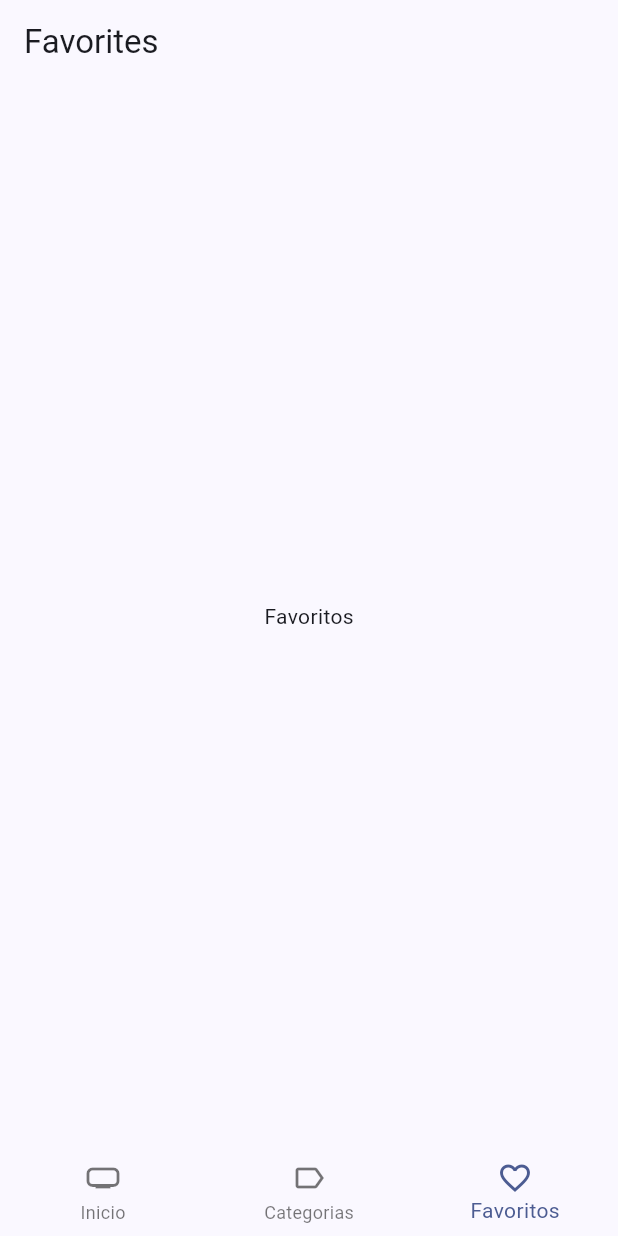
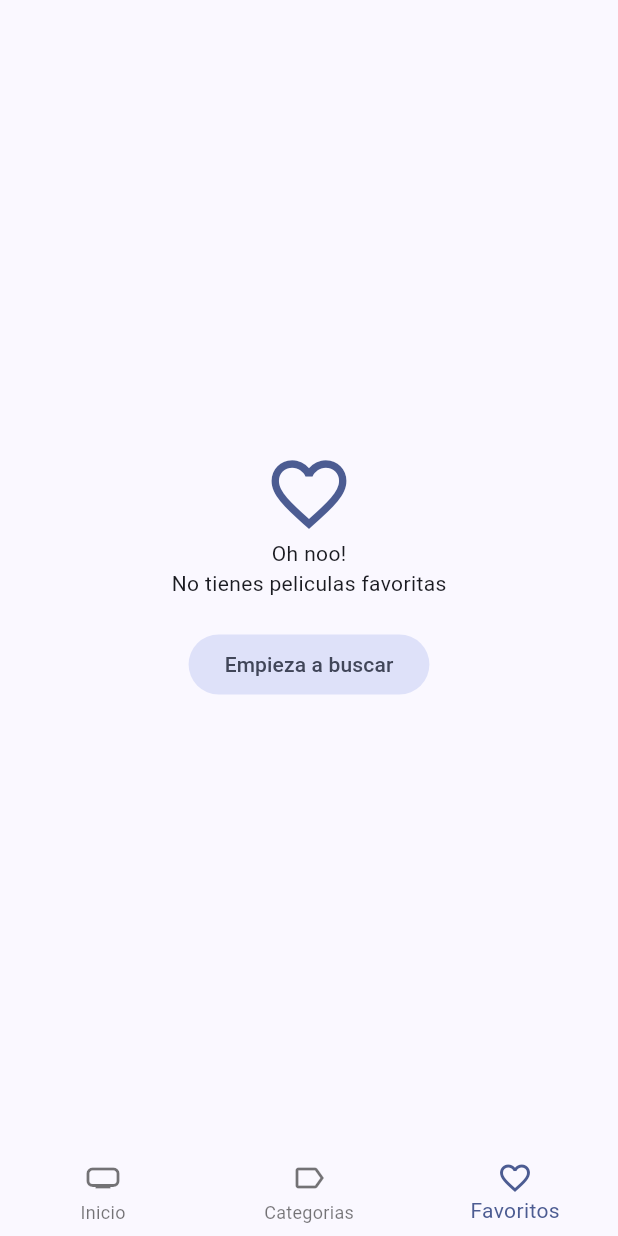
Before and after one commit to Dave-Gom/p_peliculas_App, a Flutter app: the screen it shows after launch, item 3 of the bottom bar chosen, on a phone screen of 412 x 824 dp. Run offline on Flutter 3.47's test engine with Material 3 defaults, Android fonts, the phone set to English and light mode, and no system bars; our stand-ins replace animate_do, card_swiper, dio, flutter_dotenv, flutter_riverpod, go_router and 1 more; accounts and stored records are empty; generated files the repository leaves out were written again; network calls fail.

Commit message:
favoritos listo

```diff
--- a/lib/presentation/views/movies/favortes_view.dart
+++ b/lib/presentation/views/movies/favortes_view.dart
@@ -1,16 +1,74 @@
 import 'package:flutter/material.dart';
+import 'package:flutter_riverpod/flutter_riverpod.dart';
+import 'package:go_router/go_router.dart';
+import 'package:p_peliculas_app/presentation/providers/storage/favorite_movies_provider.dart';
+import 'package:p_peliculas_app/presentation/widgets/widgets.dart';
 
-class FavoritesView extends StatelessWidget {
+class FavoritesView extends ConsumerStatefulWidget {
   const FavoritesView({super.key});
 
   @override
+  FavoritesViewState createState() => FavoritesViewState();
+}
+
+class FavoritesViewState extends ConsumerState<FavoritesView> {
+  bool isLoading = false;
+  bool isLastPage = false;
+
+  void loadNextPage() async {
+    if (isLoading || isLastPage) return;
+    isLoading = true;
+    final movies =
+        await ref.read(favoriteMoviesProvider.notifier).loadNextPage();
+    isLoading = false;
+    if (movies.isEmpty) {
+      isLastPage = true;
+    }
+  }
+
+  @override
+  void initState() {
+    super.initState();
+
+    ref.read(favoriteMoviesProvider.notifier).loadNextPage();
+  }
+
+  @override
   Widget build(BuildContext context) {
+    final favoritesMovies = ref.watch(favoriteMoviesProvider).values.toList();
+
+    if (favoritesMovies.isEmpty) {
+      final colors = Theme.of(context).colorScheme;
+
+      return Center(
+        child: Column(
+          crossAxisAlignment: CrossAxisAlignment.center,
+          mainAxisAlignment: MainAxisAlignment.center,
+          children: [
+            Icon(
+              Icons.favorite_outline_sharp,
+              size: 60,
+              color: colors.primary,
+            ),
+            const Text("Oh noo!"),
+            const Text("No tienes peliculas favoritas"),
+            const SizedBox(
+              height: 20,
+            ),
+            FilledButton.tonal(
+                onPressed: () {
+                  context.go('/home/0');
+                },
+                child: const Text('Empieza a buscar'))
+          ],
+        ),
+      );
+    }
+
     return Scaffold(
-      appBar: AppBar(
-        title: const Text("Favorites"),
-      ),
-      body: const Center(
-        child: Text("Favoritos"),
+      body: MovieMasonry(
+        movies: favoritesMovies,
+        loadNextpage: loadNextPage,
       ),
     );
   }
--- a/lib/presentation/widgets/shared/custom_appbar.dart
+++ b/lib/presentation/widgets/shared/custom_appbar.dart
@@ -45,7 +45,7 @@
                                       .searchMoviesByQuery))
                           .then((movie) => {
                                 if (movie != null)
-                                  context.push('/movie/${movie.id}')
+                                  context.push('/home/0/movie/${movie.id}')
                               });
                     },
                     icon: const Icon(Icons.search))
--- a/lib/presentation/widgets/widgets.dart
+++ b/lib/presentation/widgets/widgets.dart
@@ -1,4 +1,6 @@
 export 'movies/movie_horizontal_listview.dart';
+export 'movies/movie_poster_link.dart';
+export 'movies/movies_masonry.dart';
 export 'movies/movies_slidershow.dart';
 export 'shared/custom_appbar.dart';
 export 'shared/custom_bottom_naavigation.dart';
--- a/pubspec.yaml
+++ b/pubspec.yaml
@@ -44,6 +44,7 @@
   isar: ^3.1.0+1
   isar_flutter_libs: ^3.1.0+1
   path_provider: ^2.1.3
+  flutter_staggered_grid_view: ^0.7.0
 
 dev_dependencies:
   flutter_test:
```
Also changed, not shown: lib/presentation/providers/storage/favorite_movies_provider.dart (added, +43 -0 lines), lib/presentation/screens/movies/movie_screen.dart (+7 -2 lines), lib/presentation/widgets/movies/movie_poster_link.dart (added, +26 -0 lines), lib/presentation/widgets/movies/movies_masonry.dart (added, +67 -0 lines), pubspec.lock.
